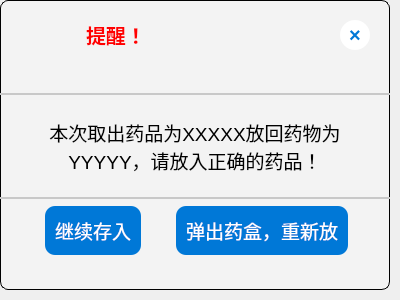
First picture: the form in dialog_fetch_wrong_med.ui, repository tongvvv/medicineBox, before the edit.
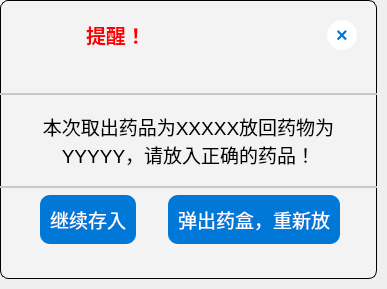
Second picture: the form after the edit. Icons and pictures are not drawn.

Patch:
```diff
--- a/dialog_fetch_wrong_med.ui
+++ b/dialog_fetch_wrong_med.ui
@@ -6,8 +6,8 @@
    <rect>
     <x>0</x>
     <y>0</y>
-    <width>400</width>
-    <height>300</height>
+    <width>387</width>
+    <height>289</height>
    </rect>
   </property>
   <property name="windowTitle">
```
